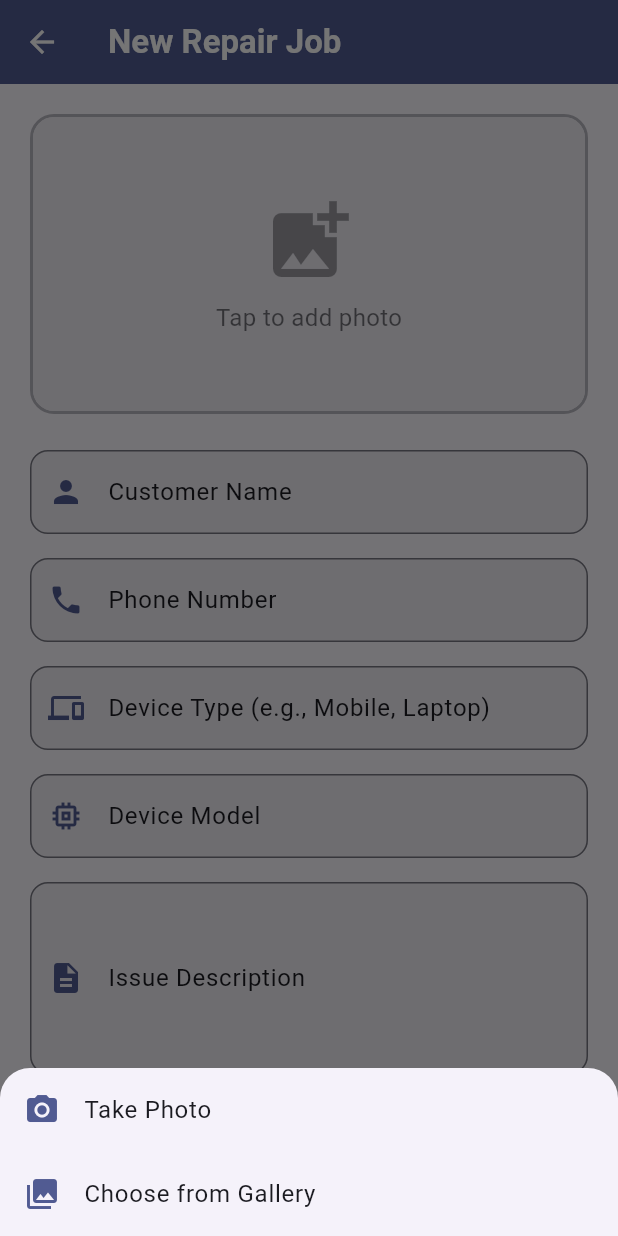
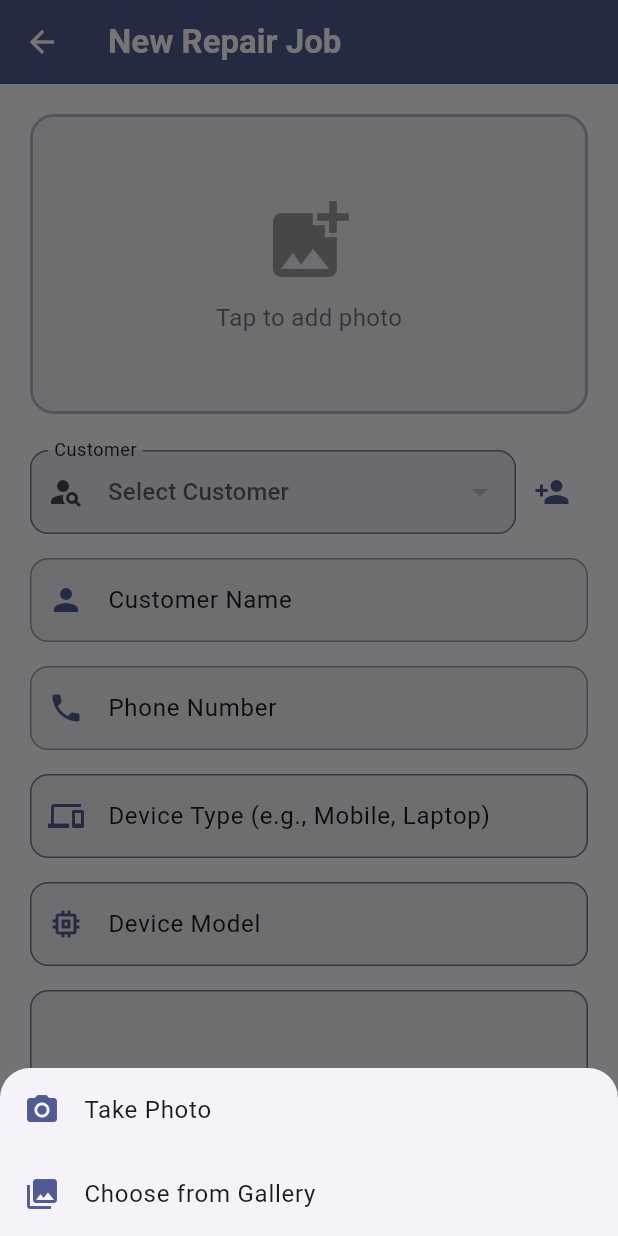
Before and after one commit to deepak9655/my-flutter-login-app, a Flutter app: the AddRepairScreen screen opened directly, after a tap on "Tap to add photo", on a phone screen of 412 x 824 dp. Run offline on Flutter 3.47's test engine with Material 3 defaults, Android fonts, the light colour scheme and no system bars; drawn by our look-alikes of dynamic_color; our stand-ins replace font_awesome_flutter, google_sign_in, image_picker, isar, pdf, printing and 2 more; missing offline and left inert: excel, googleapis; accounts and stored records are empty; generated files the repository leaves out were written again.

Commit message:
fltter run

```diff
--- a/lib/models/repair_ticket.dart
+++ b/lib/models/repair_ticket.dart
@@ -13,6 +13,8 @@ class RepairTicket {
 
   final customer = IsarLink<Customer>();
 
+ String? customerName;
+  String? customerPhoneNumber;
   String? deviceType;
   String? deviceModel;
   String? issueDescription;
--- a/lib/screens/add_repair_screen.dart
+++ b/lib/screens/add_repair_screen.dart
@@ -3,7 +3,9 @@ import 'dart:io';
 import 'package:flutter/material.dart';
 import 'package:provider/provider.dart';
 import 'package:image_picker/image_picker.dart';
+import '../models/customer.dart';
 import '../viewmodels/add_repair_viewmodel.dart';
+import '../screens/add_edit_customer_screen.dart';
 
 class AddRepairScreen extends StatefulWidget {
   const AddRepairScreen({super.key});
@@ -21,6 +23,8 @@ class _AddRepairScreenState extends State<AddRepairScreen> {
   final _issueController = TextEditingController();
   final _amountController = TextEditingController();
   final ImagePicker _picker = ImagePicker();
+
+  Customer? _selectedCustomer;
 
   @override
   void dispose() {
@@ -115,42 +119,30 @@ class _AddRepairScreenState extends State<AddRepairScreen> {
                 child: Column(
                   crossAxisAlignment: CrossAxisAlignment.stretch,
                   children: <Widget>[
-                    // Photo Section
                     _buildPhotoSection(context, model, () => _showImageSourceDialog(model)),
                     const SizedBox(height: 24),
-
-                    // Customer Name
+                    _buildCustomerDropdown(context, model),
+                    const SizedBox(height: 16),
                     _buildTextField(
                       _nameController,
                       'Customer Name',
                       Icons.person,
-                      validator: (value) {
-                        if (value == null || value.isEmpty) {
-                          return 'Please enter customer name';
-                        }
-                        return null;
-                      },
+                      enabled: false,
                     ),
                     const SizedBox(height: 16),
-
-                    // Phone Number
                     _buildTextField(
                       _phoneController,
                       'Phone Number',
                       Icons.phone,
-                      keyboardType: TextInputType.phone,
+                      enabled: false,
                     ),
                     const SizedBox(height: 16),
-
-                    // Device Type
                     _buildTextField(
                       _deviceTypeController,
                       'Device Type (e.g., Mobile, Laptop)',
                       Icons.devices,
                     ),
                     const SizedBox(height: 16),
-
-                    // Device Model
                     _buildTextField(
                       _deviceModelController,
                       'Device Model',
@@ -163,8 +155,6 @@ class _AddRepairScreenState extends State<AddRepairScreen> {
                       },
                     ),
                     const SizedBox(height: 16),
-
-                    // Issue Description
                     _buildTextField(
                       _issueController,
                       'Issue Description',
@@ -178,8 +168,6 @@ class _AddRepairScreenState extends State<AddRepairScreen> {
                       },
                     ),
                     const SizedBox(height: 16),
-
-                    // Amount
                     _buildTextField(
                       _amountController,
                       'Repair Amount (₹)',
@@ -187,8 +175,6 @@ class _AddRepairScreenState extends State<AddRepairScreen> {
                       keyboardType: TextInputType.number,
                     ),
                     const SizedBox(height: 32),
-
-                    // Save Button
                     model.isLoading
                         ? const Center(child: CircularProgressIndicator())
                         : ElevatedButton.icon(
@@ -217,6 +203,62 @@ class _AddRepairScreenState extends State<AddRepairScreen> {
       ),
     );
   }
+
+  Widget _buildCustomerDropdown(BuildContext context, AddRepairViewModel model) {
+  return Row(
+    children: [
+      Expanded(
+        child: DropdownButtonFormField<Customer>(
+          value: _selectedCustomer,
+          hint: const Text('Select Customer'),
+          isExpanded: true,
+          decoration: InputDecoration(
+            labelText: 'Customer',
+            prefixIcon: const Icon(Icons.person_search),
+            border: OutlineInputBorder(borderRadius: BorderRadius.circular(12)),
+          ),
+          items: model.customers.map<DropdownMenuItem<Customer>>((Customer customer) {
+            return DropdownMenuItem<Customer>(
+              value: customer,
+              child: Text(customer.name ?? 'Unnamed Customer'),
+            );
+          }).toList(),
+          onChanged: (Customer? newValue) {
+            setState(() {
+              _selectedCustomer = newValue;
+              if (newValue != null) {
+                _nameController.text = newValue.name ?? '';
+                _phoneController.text = newValue.phoneNumber ?? '';
+              } else {
+                _nameController.clear();
+                _phoneController.clear();
+              }
+            });
+          },
+          validator: (value) => value == null ? 'Please select a customer' : null,
+        ),
+      ),
+      IconButton(
+        icon: Icon(Icons.person_add, color: Theme.of(context).colorScheme.primary),
+        onPressed: () async {
+          final newCustomer = await Navigator.of(context).push(
+            MaterialPageRoute(builder: (context) =>AddEditCustomerScreen()),
+          );
+          if (newCustomer != null && newCustomer is Customer) {
+            await model.fetchCustomers();
+            setState(() {
+              _selectedCustomer = model.customers.firstWhere((c) => c.id == newCustomer.id, orElse: () => newCustomer);
+              _nameController.text = _selectedCustomer?.name ?? '';
+              _phoneController.text = _selectedCustomer?.phoneNumber ?? '';
+            });
+          }
+        },
+        tooltip: 'Add New Customer',
+      ),
+    ],
+  );
+}
+
 
   Widget _buildPhotoSection(BuildContext context, AddRepairViewModel model, VoidCallback onTap) {
     final theme = Theme.of(context);
@@ -253,7 +295,6 @@ class _AddRepairScreenState extends State<AddRepairScreen> {
                     ),
                   ),
                 ),
-                // Overlay to allow tapping to change photo
                 Positioned.fill(
                   child: Material(
                     color: Colors.transparent,
@@ -316,9 +357,11 @@ class _AddRepairScreenState extends State<AddRepairScreen> {
     int maxLines = 1,
     TextInputType? keyboardType,
     String? Function(String?)? validator,
+    bool enabled = true,
   }) {
     return TextFormField(
       controller: controller,
+      enabled: enabled,
       decoration: InputDecoration(
         labelText: label,
         prefixIcon: Icon(icon, color: Theme.of(context).colorScheme.primary),
@@ -336,16 +379,22 @@ class _AddRepairScreenState extends State<AddRepairScreen> {
 
   void _saveForm(BuildContext context, AddRepairViewModel model) {
     if (_formKey.currentState!.validate()) {
+      if (_selectedCustomer == null) {
+        ScaffoldMessenger.of(context).showSnackBar(
+          const SnackBar(
+            content: Text('Please select or create a customer.'),
+            backgroundColor: Colors.red,
+          ),
+        );
+        return;
+      }
+
       final amount = _amountController.text.isNotEmpty
           ? double.tryParse(_amountController.text)
           : null;
 
-      model
-          .saveNewRepair(
-        customerName: _nameController.text.trim(),
-        customerPhone: _phoneController.text.trim().isNotEmpty
-            ? _phoneController.text.trim()
-            : null,
+      model.saveNewRepair(
+        customer: _selectedCustomer!,
         deviceType: _deviceTypeController.text.trim().isNotEmpty
             ? _deviceTypeController.text.trim()
             : null,
--- a/lib/screens/customer_detail_screen.dart
+++ b/lib/screens/customer_detail_screen.dart
@@ -1,4 +1,5 @@
 import 'package:flutter/material.dart';
+import 'package:isar/isar.dart';
 import 'package:provider/provider.dart';
 import 'package:repair_shop_native/models/repair_ticket.dart';
 import '../models/customer.dart';
@@ -141,7 +142,7 @@ class CustomerDetailScreenState extends State<CustomerDetailScreen> {
 
   Future<List> _getRepairTickets(Customer customer) async {
     final dbService = context.read<DatabaseService>();
-    return await dbService.isar.repairTickets.filter().customer((q) => q.idEqualTo(customer.id)).findAll();
+    return await dbService.isar.repairTickets.filter().customer((q) => q.idEqualTo(customer.id)).findAllSync();
   }
 
   void _confirmDelete(BuildContext context, Customer customer) {
@@ -170,4 +171,3 @@ class CustomerDetailScreenState extends State<CustomerDetailScreen> {
     );
   }
 }
-'''
--- a/lib/screens/customer_list_screen.dart
+++ b/lib/screens/customer_list_screen.dart
@@ -56,7 +56,7 @@ class CustomerListScreenState extends State<CustomerListScreen> {
             return const Center(child: CircularProgressIndicator());
           }
           if (snapshot.hasError) {
-            return Center(child: Text('Error: ${snapshot.error;}'));
+            return Center(child: Text('Error: ${snapshot.error}'));
           }
           if (!snapshot.hasData || snapshot.data!.isEmpty) {
             return const Center(
--- a/lib/viewmodels/add_repair_viewmodel.dart
+++ b/lib/viewmodels/add_repair_viewmodel.dart
@@ -1,4 +1,5 @@
 import 'package:flutter/material.dart';
+import '../models/customer.dart'; // Import Customer model
 import '../models/repair_ticket.dart';
 import '../services/database_service.dart';
 
@@ -6,18 +7,31 @@ class AddRepairViewModel extends ChangeNotifier {
   final DatabaseService _dbService = DatabaseService();
   bool _isLoading = false;
   String? _selectedPhotoPath;
+  List<Customer> _customers = []; // List to store available customers
 
   bool get isLoading => _isLoading;
   String? get selectedPhotoPath => _selectedPhotoPath;
+  List<Customer> get customers => _customers;
+
+  AddRepairViewModel() {
+    fetchCustomers(); // Fetch customers when the viewmodel is initialized
+  }
 
   void setPhotoPath(String? path) {
     _selectedPhotoPath = path;
     notifyListeners();
   }
 
+  Future<void> fetchCustomers() async {
+    _isLoading = true;
+    notifyListeners();
+    _customers = await _dbService.getAllCustomers();
+    _isLoading = false;
+    notifyListeners();
+  }
+
   Future<void> saveNewRepair({
-    required String customerName,
-    String? customerPhone,
+    required Customer customer, // Changed to accept Customer object
     String? deviceType,
     required String deviceModel,
     required String issueDescription,
@@ -28,8 +42,6 @@ class AddRepairViewModel extends ChangeNotifier {
     notifyListeners();
 
     final newTicket = RepairTicket()
-      ..customerName = customerName
-      ..customerPhoneNumber = customerPhone
       ..deviceType = deviceType
       ..deviceModel = deviceModel
       ..issueDescription = issueDescription
@@ -40,7 +52,7 @@ class AddRepairViewModel extends ChangeNotifier {
       ..isPaid = false;
 
     try {
-      await _dbService.addRepair(newTicket);
+      await _dbService.addRepair(newTicket, customer); // Pass RepairTicket and Customer objects
     } catch (e) {
       debugPrint('Error saving repair: $e');
       rethrow;
--- a/lib/viewmodels/home_viewmodel.dart
+++ b/lib/viewmodels/home_viewmodel.dart
@@ -78,8 +78,8 @@ class HomeViewModel extends ChangeNotifier {
       final ticket = _tickets[i];
       List<dynamic> row = [
         ticket.id,
-        ticket.customerName ?? '',
-        ticket.customerPhoneNumber ?? '', // Included from previous logic
+        ticket.customer.value?.name ?? '',
+        ticket.customer.value?.phoneNumber ?? '', // Included from previous logic
         ticket.deviceType ?? '', // NEW FIELD ADDED
         ticket.deviceModel ?? '',
         ticket.issueDescription ?? '',
```
Also changed, not shown: lib/screens/add_edit_customer_screen.dart (+31 -19 lines), lib/models/repair_ticket.g.dart.
